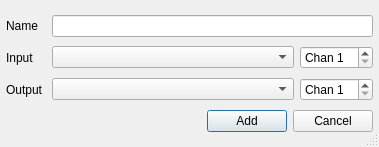
Old version of the form oom/widgets/createtrackbase.ui in the repository ccherrett/oom.
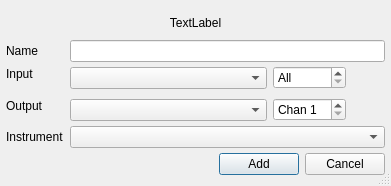
New version of the form.

The edit to the form file:
```diff
--- a/oom/widgets/createtrackbase.ui
+++ b/oom/widgets/createtrackbase.ui
@@ -9,8 +9,8 @@
    <rect>
     <x>0</x>
     <y>0</y>
-    <width>379</width>
-    <height>147</height>
+    <width>391</width>
+    <height>186</height>
    </rect>
   </property>
   <property name="windowTitle">
@@ -33,9 +33,28 @@
     <number>6</number>
    </property>
    <item>
-    <layout class="QHBoxLayout" name="horizontalLayout_3">
+    <widget class="QLabel" name="lblType">
+     <property name="text">
+      <string>TextLabel</string>
+     </property>
+     <property name="alignment">
+      <set>Qt::AlignCenter</set>
+     </property>
+    </widget>
+   </item>
      <item>
-      <widget class="QLabel" name="label">
+    <layout class="QFormLayout" name="formLayout">
+     <property name="fieldGrowthPolicy">
+      <enum>QFormLayout::ExpandingFieldsGrow</enum>
+     </property>
+     <property name="verticalSpacing">
+      <number>0</number>
+     </property>
+     <property name="topMargin">
+      <number>0</number>
+     </property>
+     <item row="0" column="0">
+      <widget class="QLabel" name="lblName">
        <property name="sizePolicy">
         <sizepolicy hsizetype="Fixed" vsizetype="Preferred">
          <horstretch>0</horstretch>
@@ -53,15 +72,11 @@
        </property>
       </widget>
      </item>
-     <item>
+     <item row="0" column="1">
       <widget class="QLineEdit" name="txtName"/>
      </item>
-    </layout>
-   </item>
-   <item>
-    <layout class="QHBoxLayout" name="horizontalLayout_2">
-     <item>
-      <widget class="QLabel" name="label_2">
+     <item row="1" column="0">
+      <widget class="QLabel" name="lblInput">
        <property name="sizePolicy">
         <sizepolicy hsizetype="Fixed" vsizetype="Preferred">
          <horstretch>0</horstretch>
@@ -79,6 +94,8 @@
        </property>
       </widget>
      </item>
+     <item row="1" column="1">
+      <layout class="QHBoxLayout" name="inputLayout">
      <item>
       <widget class="QComboBox" name="cmbInput">
        <property name="sizePolicy">
@@ -94,23 +111,49 @@
      </item>
      <item>
       <widget class="QSpinBox" name="txtInChannel">
+         <property name="specialValueText">
+          <string>All</string>
+         </property>
        <property name="prefix">
         <string>Chan </string>
        </property>
        <property name="minimum">
-        <number>1</number>
+          <number>0</number>
        </property>
        <property name="maximum">
         <number>16</number>
        </property>
+         <property name="value">
+          <number>0</number>
+         </property>
+        </widget>
+       </item>
+       <item>
+        <widget class="QToolButton" name="btnNewInput">
+         <property name="toolTip">
+          <string>List raw Output devices</string>
+         </property>
+         <property name="text">
+          <string/>
+         </property>
+         <property name="iconSize">
+          <size>
+           <width>25</width>
+           <height>25</height>
+          </size>
+         </property>
+         <property name="checkable">
+          <bool>true</bool>
+         </property>
+         <property name="autoRaise">
+          <bool>true</bool>
+         </property>
       </widget>
      </item>
     </layout>
    </item>
-   <item>
-    <layout class="QHBoxLayout" name="horizontalLayout_4">
-     <item>
-      <widget class="QLabel" name="label_3">
+     <item row="2" column="0">
+      <widget class="QLabel" name="lblOutput">
        <property name="sizePolicy">
         <sizepolicy hsizetype="Fixed" vsizetype="Preferred">
          <horstretch>0</horstretch>
@@ -128,6 +171,8 @@
        </property>
       </widget>
      </item>
+     <item row="2" column="1">
+      <layout class="QHBoxLayout" name="outputLayout">
      <item>
       <widget class="QComboBox" name="cmbOutput">
        <property name="sizePolicy">
@@ -140,6 +185,9 @@
      </item>
      <item>
       <widget class="QSpinBox" name="txtOutChannel">
+         <property name="specialValueText">
+          <string/>
+         </property>
        <property name="prefix">
         <string>Chan </string>
        </property>
@@ -149,10 +197,57 @@
        <property name="maximum">
         <number>16</number>
        </property>
-      </widget>
-     </item>
-    </layout>
-   </item>
+         <property name="value">
+          <number>1</number>
+         </property>
+        </widget>
+       </item>
+       <item>
+        <widget class="QToolButton" name="btnNewOutput">
+         <property name="toolTip">
+          <string>List raw Input devices</string>
+         </property>
+         <property name="text">
+          <string/>
+         </property>
+         <property name="iconSize">
+          <size>
+           <width>25</width>
+           <height>25</height>
+          </size>
+         </property>
+         <property name="checkable">
+          <bool>true</bool>
+         </property>
+         <property name="autoRaise">
+          <bool>true</bool>
+         </property>
+        </widget>
+       </item>
+      </layout>
+     </item>
+     <item row="3" column="0">
+      <widget class="QLabel" name="lblInstrument">
+       <property name="text">
+        <string>Instrument</string>
+       </property>
+      </widget>
+     </item>
+     <item row="3" column="1">
+      <widget class="QComboBox" name="cmbInstrument">
+       <property name="sizePolicy">
+        <sizepolicy hsizetype="Expanding" vsizetype="Fixed">
+         <horstretch>0</horstretch>
+         <verstretch>0</verstretch>
+        </sizepolicy>
+       </property>
+       <property name="insertPolicy">
+        <enum>QComboBox::InsertAlphabetically</enum>
+       </property>
+      </widget>
+     </item>
+    </layout>
+   </item>
    <item>
     <layout class="QHBoxLayout" name="horizontalLayout">
      <item>
```
Left out of the diff: 2 changed lines with no effect on the pictures. Lines whose indentation alone changed are shown as unchanged.
